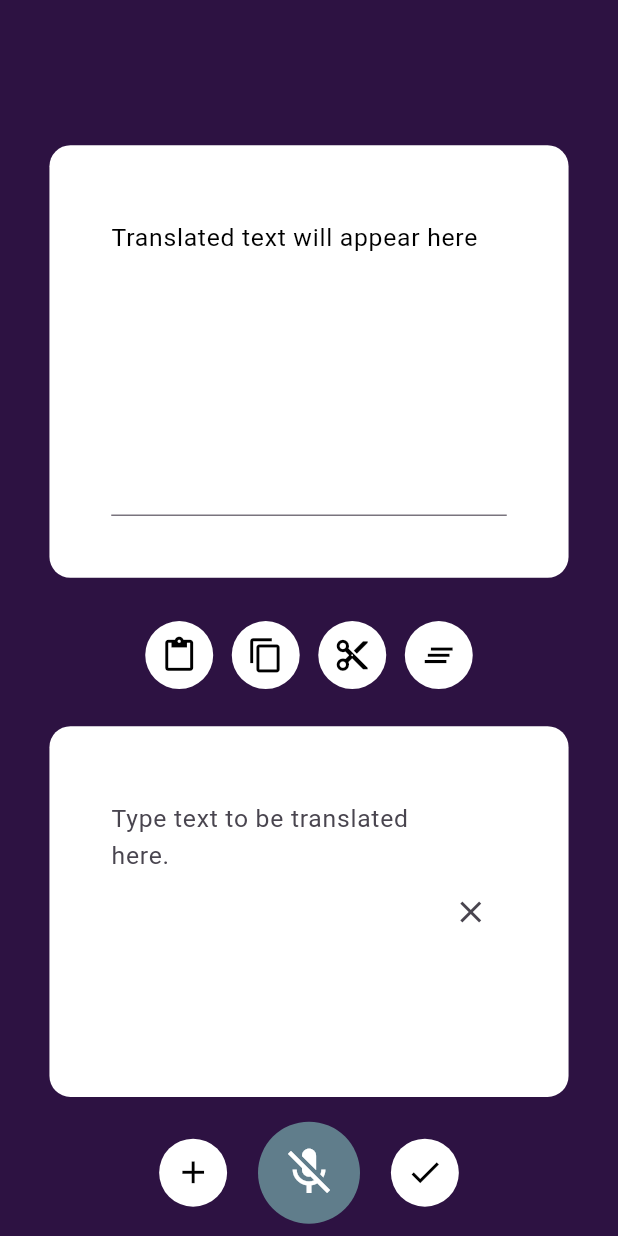
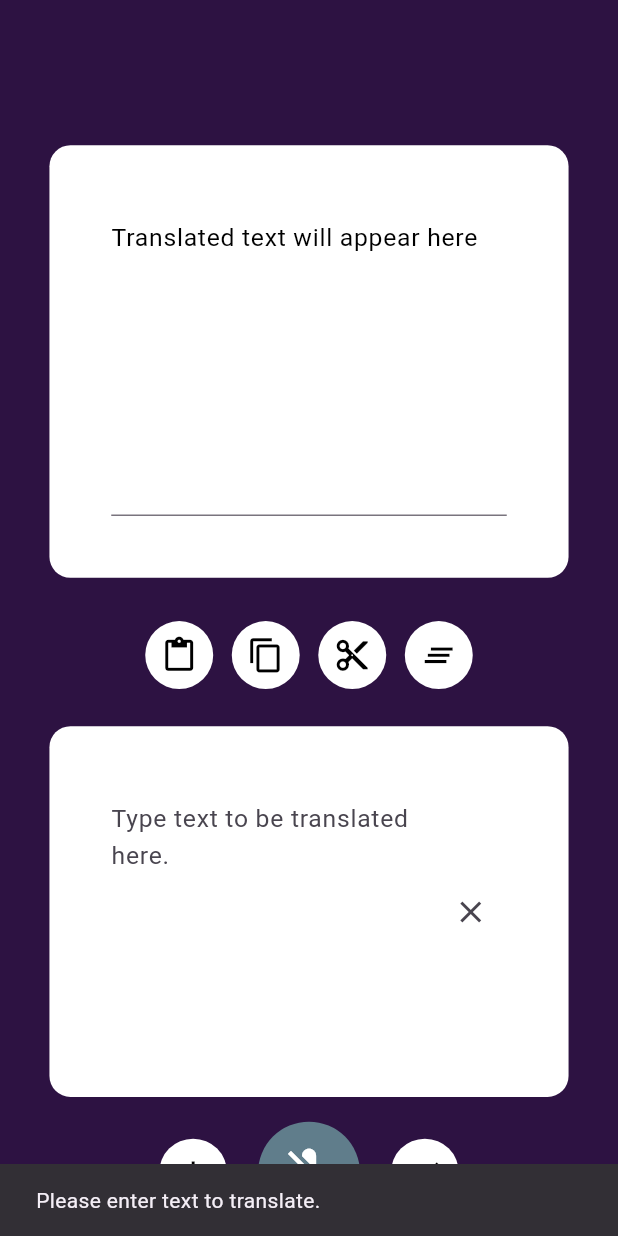
Before and after one commit to IAmRustee/ProjectBridge, a Flutter app: the screen it shows after launch, after a tap on the "check" icon, on a phone screen of 412 x 824 dp. Run offline on Flutter 3.47's test engine with Material 3 defaults, Android fonts, the phone set to English and light mode, and no system bars.

```diff
--- a/lib/main.dart
+++ b/lib/main.dart
@@ -1,7 +1,7 @@
 import 'package:flutter/material.dart';
-
-//REMOVE WHEN TL ALGO IS PRESENT
-import 'dart:math';
+import 'package:flutter/services.dart';
+import 'package:http/http.dart' as http;
+import 'dart:convert';
 
 import 'package:flutter/services.dart'; //Placeholder for Translation alogirithm
 
@@ -30,7 +30,6 @@ class LayoutUI extends StatefulWidget {
 
 class _LayoutUIState extends State<LayoutUI> {
   final TextEditingController inputController = TextEditingController();
-  final Random rand = Random();
 
   //Hint texts
   String topPlaceholder = "Translated text will appear here";
@@ -45,15 +44,6 @@ class _LayoutUIState extends State<LayoutUI> {
   bool micState = false;
   MaterialColor micColor = Colors.blueGrey;
 
-  //PLACEHOLDER FOR TL ALGO
-  //REMOVE IN FINAL CODE --+--
-  List<String> placeholderTLStrings = [
-    'But it refused',
-    'PLACEHOLDER',
-    'What are you saying?',
-    'Idk what ur saying but this method works',
-  ];
-
   //Update mic icon method when pressed
   void _updateMicState() {
     setState(() {
@@ -65,16 +55,55 @@ class _LayoutUIState extends State<LayoutUI> {
 
   //WIP: Call translation algo
   void _translate() {
-    //call the backend algo for translation
-    setState(() {
-      translatedText = inputController.text.isEmpty
-          ? ""
-          : (inputController.text +
-                placeholderTLStrings[rand.nextInt(
-                  (placeholderTLStrings.length - 1),
-                )]);
-      //WIP: Replace with proper translation method call
+    final jaText = inputController.text;
+
+    // 1. Check for empty input
+    if (jaText.trim().isEmpty) {
+      _showSnackBar('Please enter text to translate.');
+      setState(() => translatedText = topPlaceholder);
+      return;
+    }
+
+    //"Translating" message
+    setState(() => translatedText = 'Translating...');
+
+    // 2 Define the API endpoint
+    final url = Uri.parse('https://translate.argosopentech.com/translate');
+
+    // 3. Create the JSON payload (NMT algorithm)
+    final payload = jsonEncode({
+      'q': jaText,
+      'source': 'ja', // Source Language: Japanese
+      'target': 'en', // Target Language: English
+      'format': 'text',
     });
+
+    // 4. Send the HTTP POST request
+    http
+        .post(url, headers: {'Content-Type': 'application/json'}, body: payload)
+        .then((response) {
+          // 5. Processing the response
+          if (response.statusCode == 200) {
+            final data = jsonDecode(response.body);
+            // Extract the result from the server's JSON response
+            setState(
+              () => translatedText =
+                  data['translatedText'] ?? 'Error parsing result.',
+            );
+          } else {
+            setState(
+              () => translatedText =
+                  'Translation Failed. Status: ${response.statusCode}',
+            );
+          }
+        })
+        .catchError((e) {
+          // 6. Handle network errors
+          setState(
+            () => translatedText =
+                'Network Error: Cannot reach translation service. Check your internet connection.',
+          );
+        });
   }
 
   // ----------- UTILITY METHODS ------------
--- a/pubspec.yaml
+++ b/pubspec.yaml
@@ -1,4 +1,4 @@
-name: myapp
+name: ProjectBridge
 description: "A new Flutter project."
 # The following line prevents the package from being accidentally published to
 # pub.dev using `flutter pub publish`. This is preferred for private packages.
@@ -30,6 +30,7 @@ environment:
 dependencies:
   flutter:
     sdk: flutter
+  http: ^0.13.6
 
   # The following adds the Cupertino Icons font to your application.
   # Use with the CupertinoIcons class for iOS style icons.
```
Also changed, not shown: pubspec.lock, 2 other files.
